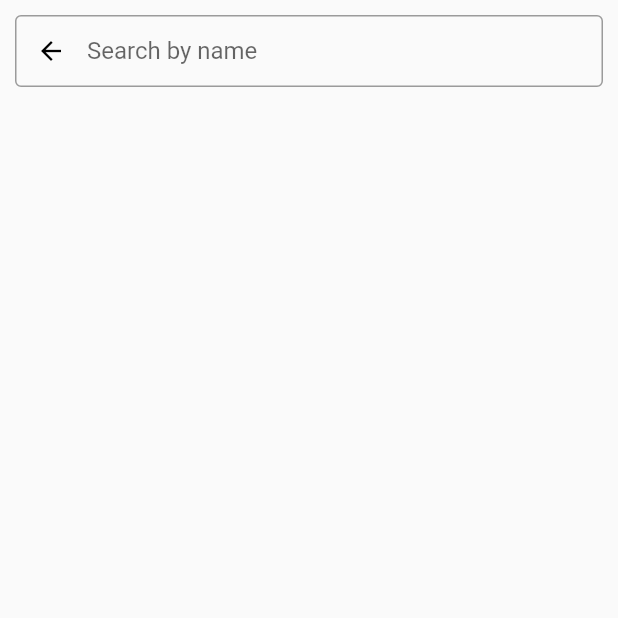
After one commit to wendydesilva/CTSE-Project, a Flutter app: the SearchPage screen opened directly, on a phone screen of 412 x 824 dp, the top half of it. The commit adds this screen. Run offline on Flutter 3.47's test engine with Material 2 defaults, Android fonts, the phone set to English and light mode, and no system bars; our stand-ins replace cloud_firestore, flutter_rating_bar; accounts and stored records are empty.

Commit message:
Applying Changes

```diff
--- a/lib/ListPageState.dart
+++ b/lib/ListPageState.dart
@@ -91,10 +91,6 @@ class ListPageState extends State<ListPage>{
                                   onPressed: ()=> deleteData(snapshot.data[index]),
                                 ),
                                 onTap: ()=>navigateToDetail(snapshot.data[index]),
-
-
-
-
                               );
                             }
                         );
--- /dev/null
+++ b/lib/SearchPage.dart
@@ -0,0 +1,7 @@
+import 'package:cloud_firestore/cloud_firestore.dart';
+import 'package:flutter/material.dart';
+import 'package:student_profile_new/SearchPageState.dart';
+
+class SearchPage extends StatefulWidget{
+      SearchPageState createState() => new SearchPageState();
+}
--- /dev/null
+++ b/lib/SearchPageState.dart
@@ -0,0 +1,88 @@
+import 'package:cloud_firestore/cloud_firestore.dart';
+import 'package:flutter/material.dart';
+import 'SearchPage.dart';
+import 'SearchService.dart';
+
+class SearchPageState extends State<SearchPage>{
+  var queryResultSet = [];
+  var studentSearchStore = [];
+
+  intiateSearch(value){
+    if(value.length == 0){
+      setState(() {
+        queryResultSet = [];
+        studentSearchStore = [];
+      });
+    }
+    var capitalizedValue =
+        value.substring(0,1).toUpperCase() + value.substring(1);
+    if(queryResultSet.length == 0 && value.length == 1){
+          SearchService().searchByName(value).then((QuerySnapshot docs){
+            for(int i = 0; i < docs.documents.length; ++i){
+               queryResultSet.add(docs.documents[i].data);
+            }
+          });
+    }
+    else{
+      studentSearchStore = [];
+      queryResultSet.forEach((element){
+        if(element["name"].startsWith(capitalizedValue)){
+          setState(() {
+            studentSearchStore.add(element);
+          });
+        }
+      });
+    }
+
+  }
+
+    Widget build(BuildContext context){
+      return new Scaffold(
+        body: ListView(
+          children: <Widget>[
+            Padding(
+              padding: const EdgeInsets.all(10.0),
+              child: TextField(
+                onChanged: (val){
+                  intiateSearch(val);
+                },
+                decoration: InputDecoration(
+                  prefixIcon: IconButton(
+                    color: Colors.black,
+                    icon: Icon(Icons.arrow_back),
+                    iconSize: 20.0,
+                    onPressed: (){
+                      Navigator.of(context).pop();
+                    },
+                  ),
+                  contentPadding: EdgeInsets.only(left: 25.0),
+                  hintText: 'Search by name',
+                  border: OutlineInputBorder(
+                    borderRadius: BorderRadius.circular(4.0)
+                  )
+                ),
+              ),
+            ),
+            SizedBox(height: 10.0),
+            GridView.count(
+              padding: EdgeInsets.only(left: 10.0,right: 10.0),
+              crossAxisCount: 2,
+              crossAxisSpacing: 4.0,
+              mainAxisSpacing: 4.0,
+              primary: false,
+              shrinkWrap: true,
+              children: studentSearchStore.map((element){
+                 return buildResultCard(element);
+            }).toList()
+            )
+          ]
+        )
+      );
+    }
+}
+
+Widget buildResultCard(data){
+  return ListTile(
+   title: Text(data["name"]),
+ );
+}
--- a/lib/main.dart
+++ b/lib/main.dart
@@ -5,6 +5,7 @@ import 'MyHomePage.dart';
 import 'DetailPage.dart';
 import 'package:provider/provider.dart';
 import 'Home.dart';
+import 'SearchPage.dart';
 
 
 void main() => runApp(MyApp());
@@ -18,6 +19,7 @@ class MyApp extends StatelessWidget {
        ),
       // home: new MyHomePage(),
        home: new Home(),
+
      );
    }
 }
```
Also changed, not shown: lib/MyHomePageState.dart (+11 -1 lines), lib/SearchService.dart (added, +9 -0 lines).
